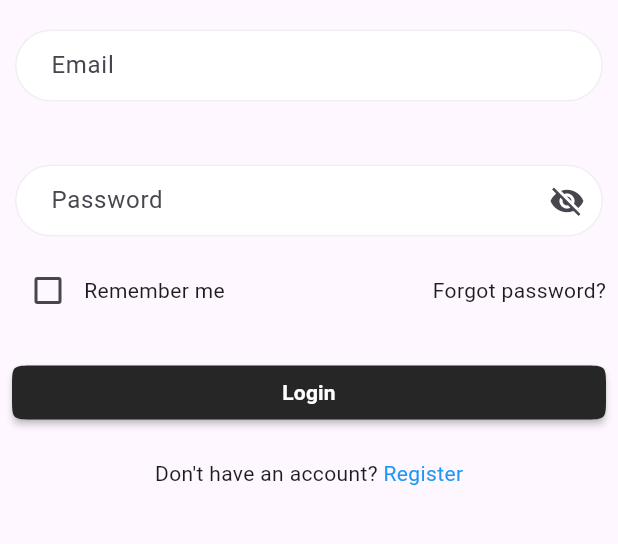
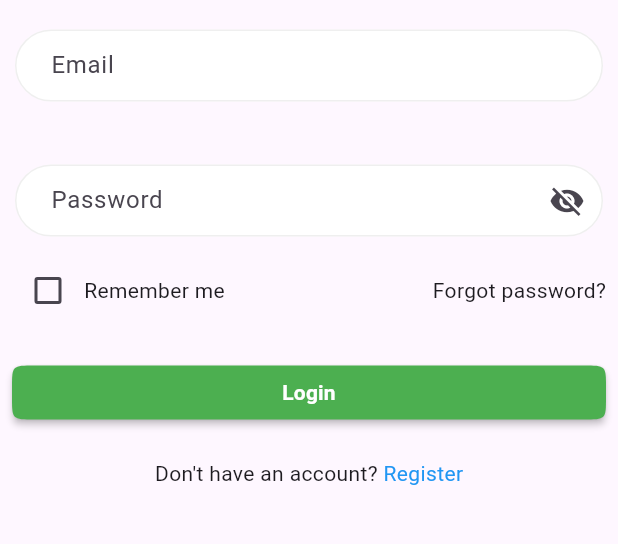
Before and after one commit to sabinmhx/ygyr-app, a Flutter app: the screen it shows after launch, on a phone screen of 412 x 824 dp, the part 489-1033 px from its top. Run offline on Flutter 3.47's test engine with Material 3 defaults, Android fonts, the light colour scheme and no system bars; our stand-ins replace image_picker; missing offline and left inert: pretty_http_logger.

Commit message:
feat: change primary color for base material button

```diff
--- a/lib/base/widgets/button/base_material_button_widget.dart
+++ b/lib/base/widgets/button/base_material_button_widget.dart
@@ -19,7 +19,7 @@ class BaseMaterialButtonWidget extends StatelessWidget {
       shape: ContinuousRectangleBorder(borderRadius: BorderRadius.circular(15)),
       onPressed: (!(isLoading!)) ? onPressed : null,
       minWidth: double.maxFinite,
-      color: const Color.fromARGB(255, 38, 38, 38),
+      color: AppColor.primaryColor,
       child: (!(isLoading ?? false))
           ? BaseLabelTextWidget(
               text: text,
```
